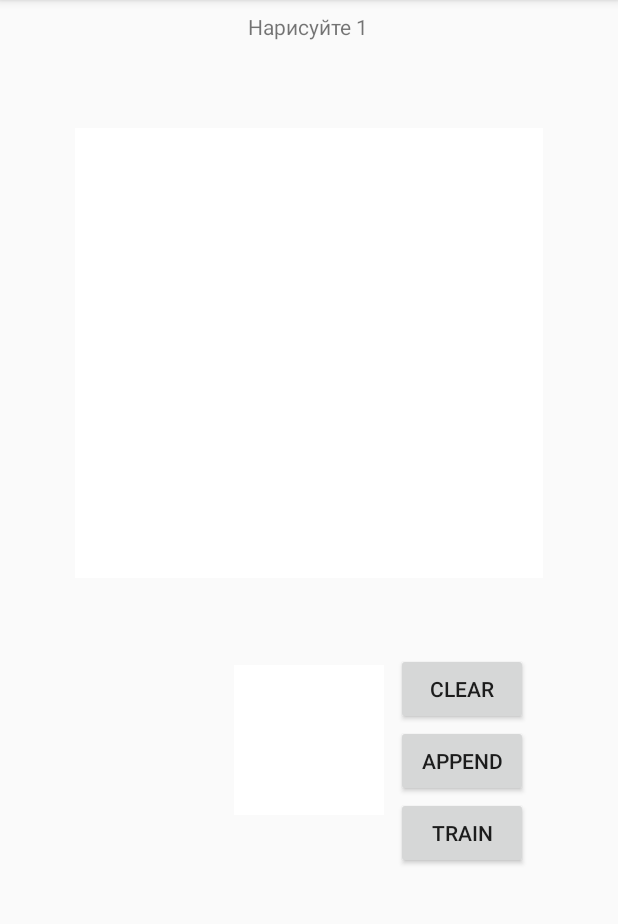
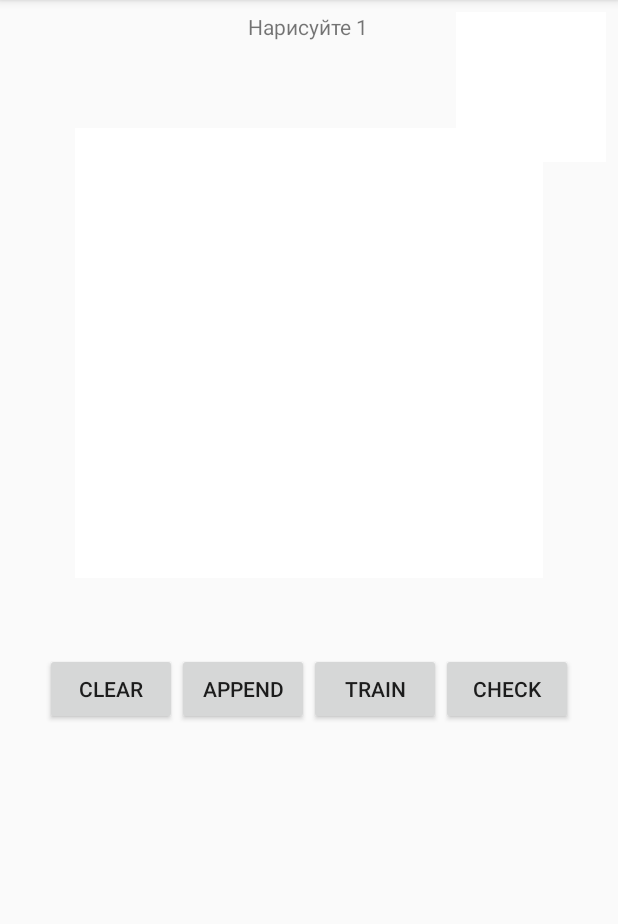
Before and after one commit to lichtstrahl/Neuro, an Android app: the screen it shows after launch (MainActivity), after a tap on "TRAIN", on a phone screen of 412 x 824 dp, the part 84-1008 px from its top. Run offline under Robolectric (Android 15) with nearby library versions, the phone set to English and light mode, and no system bars; our stand-ins replace ButterKnife, RxJava; 5 statements that could not run were skipped; 3 other taps on this screen came first.

Commit message:
Подработал интерфейс. Добавил тренировку и проверку

```diff
--- a/app/src/main/java/root/iv/neuro/ui/fragment/NeuroFragment.java
+++ b/app/src/main/java/root/iv/neuro/ui/fragment/NeuroFragment.java
@@ -7,6 +7,7 @@ import android.view.LayoutInflater;
 import android.view.View;
 import android.view.ViewGroup;
 import android.widget.ImageView;
+import android.widget.ProgressBar;
 import android.widget.TextView;
 import android.widget.Toast;
 
@@ -18,23 +19,32 @@ import androidx.fragment.app.Fragment;
 import butterknife.BindView;
 import butterknife.ButterKnife;
 import butterknife.OnClick;
+import io.reactivex.Completable;
+import io.reactivex.android.schedulers.AndroidSchedulers;
+import io.reactivex.disposables.CompositeDisposable;
+import io.reactivex.disposables.Disposable;
+import io.reactivex.schedulers.Schedulers;
 import root.iv.neuro.R;
+import root.iv.neuro.app.App;
 import root.iv.neuro.ui.SimpleCanvas;
 import root.iv.neuro.util.BitmapConverter;
 import root.iv.neuronet.Number;
 import root.iv.neuronet.Perceptron;
 
 public class NeuroFragment extends Fragment {
-    private static final int SIZE_PREVIEW = 6;
+    private static final int SIZE_PREVIEW = 5;
     @BindView(R.id.canvas)
     protected SimpleCanvas simpleCanvas;
     @BindView(R.id.preview)
     protected ImageView imagePreview;
     @BindView(R.id.viewCurrentPattern)
     protected TextView viewCurrentPattern;
+    @BindView(R.id.progress)
+    protected ProgressBar progressBar;
     private Number[] pattern;
     private int currentPattern = -1;
     private Perceptron perceptron = new Perceptron(SIZE_PREVIEW*SIZE_PREVIEW);
+    private CompositeDisposable disposable;
 
     @Nullable
     @Override
@@ -50,6 +60,7 @@ public class NeuroFragment extends Fragment {
 
         pattern = new Number[2];
         updateCurrentPattern();
+        disposable = new CompositeDisposable();
         return view;
     }
 
@@ -77,38 +88,41 @@ public class NeuroFragment extends Fragment {
 
     @OnClick(R.id.buttonTrain)
     public void clickTrain() {
+        // Запуск обучения
+        progressBar.setVisibility(View.VISIBLE);
+        Disposable d = Completable.fromCallable(() -> {
+            perceptron.traning5(pattern, pattern[0], 10000);
+            return true;
+        })
+                .subscribeOn(Schedulers.io())
+                .observeOn(AndroidSchedulers.mainThread())
+                .subscribe(
+                        () -> {
+                            Toast.makeText(this.getContext(), "Обучение " + pattern[0].getValue() + " Закончено", Toast.LENGTH_SHORT).show() ;
+                            progressBar.setVisibility(View.GONE);
+                        },
+                        (error) -> App.logE(error.getMessage())
+                );
+
+        disposable.add(d);
+    }
+
+    @OnClick(R.id.buttonCheck)
+    public void clickCheck() {
         int target = 0;
         Bitmap scaled = getPreview();
         boolean answer = perceptron.check(BitmapConverter.createNumber(scaled, target));
         Toast.makeText(this.getContext(), String.format(Locale.ENGLISH, "Проверка на %d - %b", target, answer), Toast.LENGTH_SHORT).show();
     }
 
+    @Override
+    public void onStop() {
+        super.onStop();
+        disposable.dispose();
+    }
+
     private void updateCurrentPattern() {
         if (++currentPattern == pattern.length) {
-            // Запуск обучения
-
-            perceptron.traning5(pattern, pattern[0], 10000);
-            Toast.makeText(this.getContext(), "Обучение " + pattern[0].getValue() + " Закончено", Toast.LENGTH_SHORT).show();
-
-
-//            Completable.fromCallable(() -> {
-//                Perceptron perceptron = new Perceptron(pattern[0].getSize());
-//                perceptron.traning5(pattern, pattern[4], 50000, (str) -> {
-//                    App.logI(str);
-//                });
-//                return true;
-//            })
-//            .subscribeOn(Schedulers.io())
-//            .subscribeOn(AndroidSchedulers.mainThread())
-//            .subscribe(
-//                    () -> {
-//
-//                    },
-//                    (error) ->{
-//                        App.logE(error.getMessage());
-//                    }
-//            );
-
             currentPattern = 0;
         }
 
--- a/app/src/main/res/layout/fragment_neuronet.xml
+++ b/app/src/main/res/layout/fragment_neuronet.xml
@@ -22,17 +22,27 @@
         android:id="@+id/preview"
         android:layout_width="@dimen/size_preview"
         android:layout_height="@dimen/size_preview"
-        android:layout_centerHorizontal="true"
-        android:layout_below="@id/canvas"
+        android:layout_alignParentEnd="true"
         android:layout_margin="@dimen/stdMargin"
         android:scaleType="centerCrop"/>
 
+    <ProgressBar
+        android:id="@+id/progress"
+        android:layout_width="@dimen/size_progress"
+        android:layout_height="@dimen/size_progress"
+        android:layout_margin="@dimen/stdMargin"
+        android:layout_below="@id/blockButton"
+        android:layout_centerHorizontal="true"
+        android:visibility="gone"
+        />
+
     <LinearLayout
+        android:id="@+id/blockButton"
         android:layout_width="wrap_content"
         android:layout_height="wrap_content"
         android:layout_below="@id/canvas"
-        android:layout_toEndOf="@id/preview"
-        android:orientation="vertical">
+        android:layout_centerHorizontal="true"
+        android:orientation="horizontal">
         <Button
             android:id="@+id/buttonClear"
             android:layout_width="wrap_content"
@@ -52,6 +62,12 @@
             android:layout_height="wrap_content"
             android:text="@string/train"/>
 
+        <Button
+            android:id="@+id/buttonCheck"
+            android:layout_width="wrap_content"
+            android:layout_height="wrap_content"
+            android:text="@string/check"/>
+
 
     </LinearLayout>
 
--- a/app/src/main/res/values/dimens.xml
+++ b/app/src/main/res/values/dimens.xml
@@ -3,4 +3,5 @@
     <dimen name="height_canvas">300dp</dimen>
     <dimen name="size_preview">100dp</dimen>
     <dimen name="stdMargin">8dp</dimen>
+    <dimen name="size_progress">48dp</dimen>
 </resources>
--- a/app/src/main/res/values/strings.xml
+++ b/app/src/main/res/values/strings.xml
@@ -3,4 +3,5 @@
     <string name="clear">clear</string>
     <string name="append">append</string>
     <string name="train">Train</string>
+    <string name="check">check</string>
 </resources>
```
